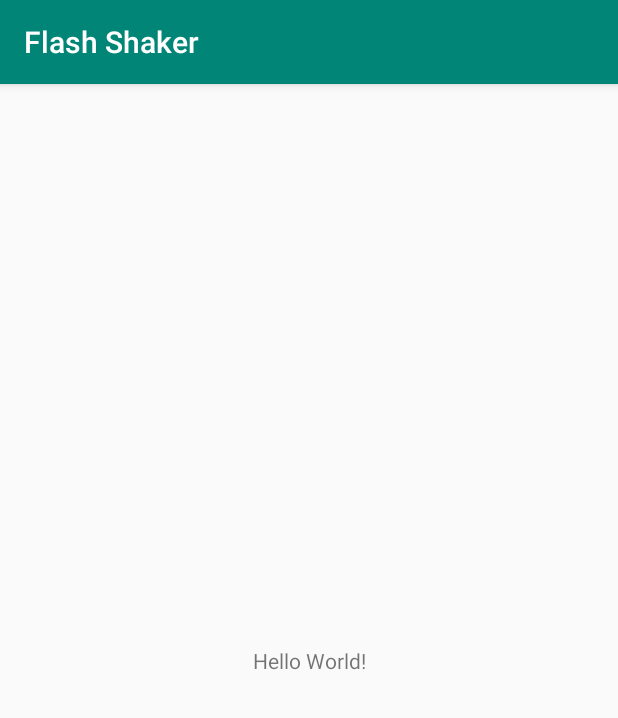
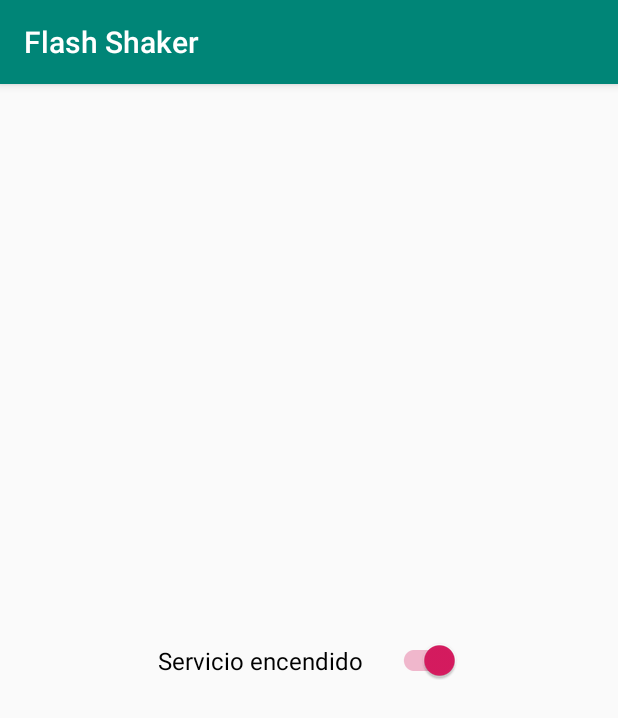
Before and after one commit to aledoss/FlashLightShaker, an Android app: the screen it shows after launch (MainActivity), on a phone screen of 412 x 824 dp. Shown: the top 718 px of the screen. Run offline under Robolectric (Android 15) with nearby library versions, the phone set to English and light mode, and no system bars.

```diff
--- a/app/src/main/java/com/example/flashshaker/MainActivity.kt
+++ b/app/src/main/java/com/example/flashshaker/MainActivity.kt
@@ -1,19 +1,64 @@
 package com.example.flashshaker
 
+import android.content.Context
 import android.content.Intent
+import android.content.SharedPreferences
 import android.os.Build
 import android.os.Bundle
 import androidx.appcompat.app.AppCompatActivity
+import androidx.appcompat.widget.SwitchCompat
+import androidx.localbroadcastmanager.content.LocalBroadcastManager
+import com.example.flashshaker.SharedPrefConstants.Companion.DEFAULT_SHARED_PREF_NAME
+import com.example.flashshaker.SharedPrefConstants.Companion.IS_SERVICE_ACTIVE
+
 
 class MainActivity : AppCompatActivity() {
+
+    private lateinit var switchServiceState: SwitchCompat
+    private var isServiceActive: Boolean = true
+    private lateinit var pref: SharedPreferences
+    private lateinit var localBroadcastManager: LocalBroadcastManager
 
     override fun onCreate(savedInstanceState: Bundle?) {
         super.onCreate(savedInstanceState)
         setContentView(R.layout.activity_main)
 
-        startShakeDetector()
+        initializeVariables()
+        preloadUserConfig()
+        setupUI()
     }
 
+    private fun initializeVariables() {
+        localBroadcastManager = LocalBroadcastManager.getInstance(this)
+        pref = getSharedPreferences(DEFAULT_SHARED_PREF_NAME, Context.MODE_PRIVATE)
+    }
+
+    private fun preloadUserConfig() {
+        isServiceActive = pref.getBoolean(IS_SERVICE_ACTIVE, true)
+    }
+
+    private fun setupUI() {
+        initializeSwitchServiceState()
+    }
+
+    private fun initializeSwitchServiceState() {
+        switchServiceState = findViewById(R.id.switchServiceState)
+        switchServiceState.setOnCheckedChangeListener { _, isChecked ->
+            updateServiceStateConfig(isChecked)
+            if (!isChecked) stopShakeListenerService() else startShakeDetector()
+        }
+        switchServiceState.isChecked = isServiceActive
+    }
+
+    private fun updateServiceStateConfig(checked: Boolean) {
+        pref.edit()
+                .putBoolean(IS_SERVICE_ACTIVE, checked)
+                .apply()
+    }
+
+    private fun stopShakeListenerService() {
+        localBroadcastManager.sendBroadcast(Intent("STOP_SERVICE"))
+    }
 
     private fun startShakeDetector() {
         if (Build.VERSION.SDK_INT >= Build.VERSION_CODES.O) {
@@ -21,6 +66,7 @@ class MainActivity : AppCompatActivity() {
         } else {
             startService(Intent(this, ShakeListenerService::class.java))
         }
+        localBroadcastManager.sendBroadcast(Intent("START_SERVICE"))
     }
 
 }
--- /dev/null
+++ b/app/src/main/java/com/example/flashshaker/SharedPrefConstants.kt
@@ -0,0 +1,9 @@
+package com.example.flashshaker
+
+class SharedPrefConstants {
+
+    companion object {
+        val DEFAULT_SHARED_PREF_NAME = "config"
+        val IS_SERVICE_ACTIVE = "is_service_active"
+    }
+}
--- a/app/src/main/res/layout/activity_main.xml
+++ b/app/src/main/res/layout/activity_main.xml
@@ -6,13 +6,17 @@
     android:layout_height="match_parent"
     tools:context=".MainActivity">
 
-    <TextView
+    <androidx.appcompat.widget.SwitchCompat
+        android:id="@+id/switchServiceState"
         android:layout_width="wrap_content"
         android:layout_height="wrap_content"
-        android:text="Hello World!"
+        android:checked="true"
+        android:text="Servicio encendido"
+        android:textSize="16sp"
         app:layout_constraintBottom_toBottomOf="parent"
         app:layout_constraintLeft_toLeftOf="parent"
         app:layout_constraintRight_toRightOf="parent"
-        app:layout_constraintTop_toTopOf="parent" />
+        app:layout_constraintTop_toTopOf="parent"
+        app:switchPadding="16dp" />
 
 </androidx.constraintlayout.widget.ConstraintLayout>
```
Also changed, not shown: app/src/main/AndroidManifest.xml (+14 -9 lines), app/src/main/java/com/example/flashshaker/ServiceRestarter.kt (+8 -0 lines), app/src/main/java/com/example/flashshaker/ShakeListenerService.kt (+28 -3 lines).
